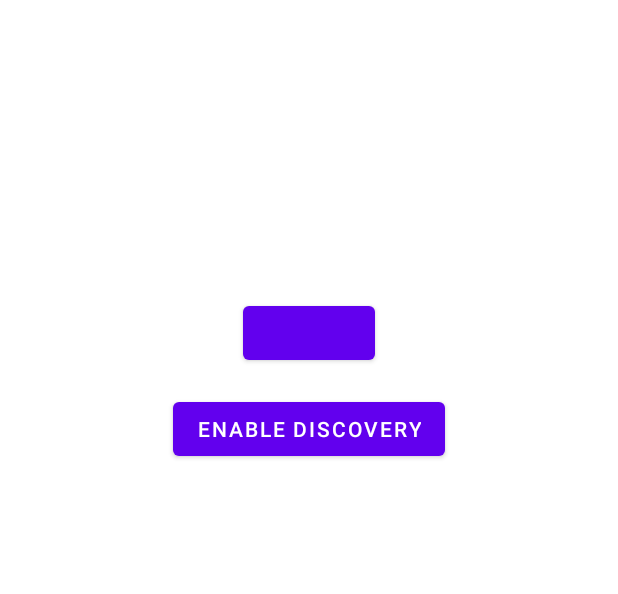
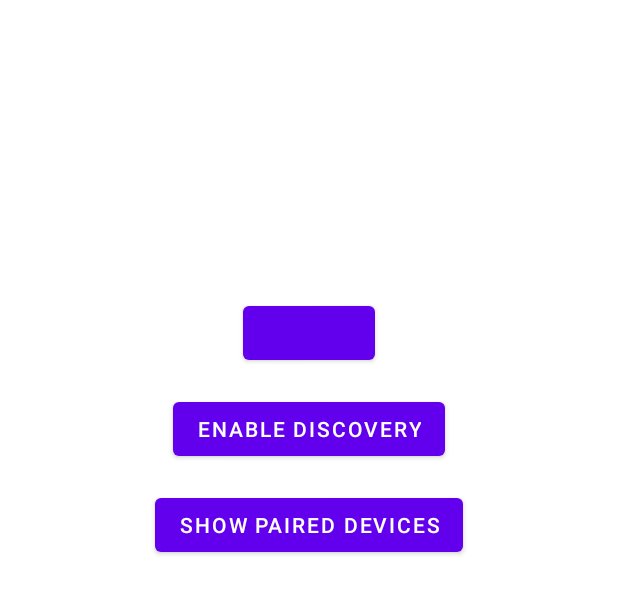
Before and after one commit to Skidz0r/Mobile-Programming, an Android app: the layout activity_bluetooth_connection.xml on its own in the app's theme, with its tools: preview values and no code run, on a phone screen of 412 x 824 dp. Shown: the top 594 px of the screen. Run offline under Robolectric (Android 15) with nearby library versions, the phone set to English and light mode, and no system bars.

Commit message:
Added paired devices display

```diff
--- a/app/src/main/AndroidManifest.xml
+++ b/app/src/main/AndroidManifest.xml
@@ -14,6 +14,7 @@
         android:roundIcon="@mipmap/ic_launcher_round"
         android:supportsRtl="true"
         android:theme="@style/Theme.MobileChatApp">
+        <activity android:name=".ShowPairedDevices"></activity>
         <activity android:name=".BluetoothConnection" />
         <activity android:name=".MainActivity">
             <intent-filter>
--- a/app/src/main/java/com/example/mobilechatapp/MainActivity.java
+++ b/app/src/main/java/com/example/mobilechatapp/MainActivity.java
@@ -1,13 +1,11 @@
 package com.example.mobilechatapp;
 
-import androidx.appcompat.app.AppCompatActivity;
-
-import android.bluetooth.BluetoothAdapter;
 import android.content.Intent;
-import android.content.IntentFilter;
 import android.os.Bundle;
 import android.view.View;
 import android.widget.Button;
+
+import androidx.appcompat.app.AppCompatActivity;
 
 public class MainActivity extends AppCompatActivity {
 
--- a/app/src/main/res/layout/activity_bluetooth_connection.xml
+++ b/app/src/main/res/layout/activity_bluetooth_connection.xml
@@ -42,4 +42,14 @@
         app:layout_constraintStart_toStartOf="parent"
         app:layout_constraintTop_toBottomOf="@+id/btOnOffButton" />
 
+    <Button
+        android:id="@+id/showPaired"
+        android:layout_width="wrap_content"
+        android:layout_height="wrap_content"
+        android:layout_marginTop="16dp"
+        android:text="Show Paired Devices"
+        app:layout_constraintEnd_toEndOf="parent"
+        app:layout_constraintStart_toStartOf="parent"
+        app:layout_constraintTop_toBottomOf="@+id/discoveryOnOff" />
+
 </androidx.constraintlayout.widget.ConstraintLayout>
--- a/app/src/main/res/values/strings.xml
+++ b/app/src/main/res/values/strings.xml
@@ -1,3 +1,5 @@
 <resources>
     <string name="app_name">MobileChatApp</string>
+
+    <string name="user_name">default</string>
 </resources>
```
Also changed, not shown: app/src/main/java/com/example/mobilechatapp/BluetoothConnection.java (+16 -0 lines), app/src/main/java/com/example/mobilechatapp/ShowPairedDevices.java (added, +64 -0 lines), app/src/main/res/layout/activity_show_paired_devices.xml (added, +27 -0 lines).
